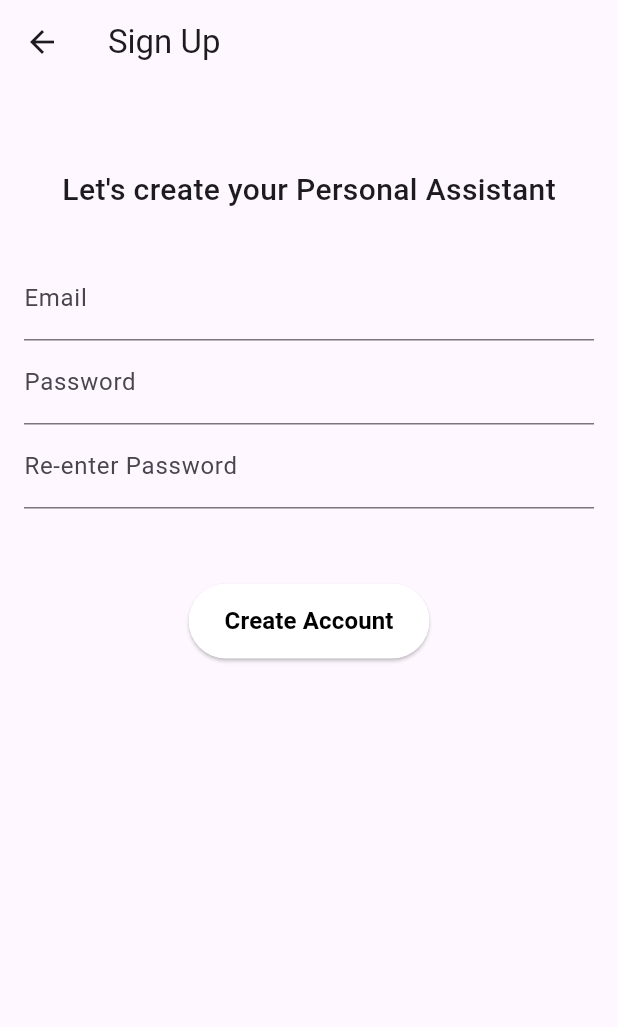
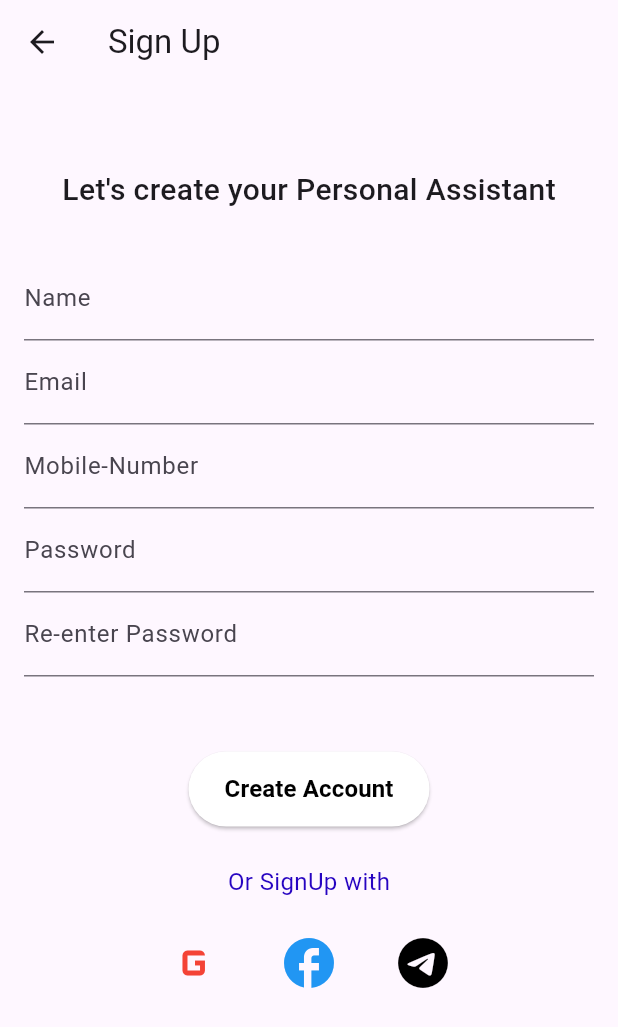
Before and after one commit to DuminduMalinga/first_project, a Flutter app: the screen it shows after launch, after a tap on "Sign up", on a phone screen of 412 x 824 dp. Shown: the top 1027 px of the screen. Run offline on Flutter 3.47's test engine with Material 3 defaults, Android fonts, the phone set to English and light mode, and no system bars; our stand-ins replace firebase_auth, firebase_core; missing offline and left inert: dart:ffi; accounts and stored records are empty.

Commit message:
Integrate Firebase into Flutter app
Added Firebase dependencies (firebase_core, firebase_auth, cloud_firestore) to pubspec.yaml and configured them for Android, macOS, and Windows platforms. Updated build.gradle files and added google-services.json for Android. Modified main.dart to initialize Firebase and refactored screen constructors to use const and super.key. Enhanced Signup screen with social signup placeholders and additional fields.

```diff
--- a/lib/main.dart
+++ b/lib/main.dart
@@ -1,11 +1,20 @@
 import 'package:flutter/material.dart';
 import 'screens/Login_screen.dart';
+import 'package:firebase_core/firebase_core.dart';
 
-void main() {
+void main() async {
+  WidgetsFlutterBinding.ensureInitialized();
+  await Firebase.initializeApp();
   runApp(MyApp());
 }
 
+//void main() {
+//runApp(MyApp());
+//}
+
 class MyApp extends StatelessWidget {
+  const MyApp({super.key});
+
   @override
   Widget build(BuildContext context) {
     return MaterialApp(
--- a/lib/screens/Dashboard_screen.dart
+++ b/lib/screens/Dashboard_screen.dart
@@ -7,6 +7,8 @@ import 'Investments_screen.dart';
 import 'Meetings_screen.dart';
 
 class DashboardScreen extends StatelessWidget {
+  const DashboardScreen({super.key});
+
   @override
   Widget build(BuildContext context) {
     return Scaffold(
--- a/lib/screens/Expence_screen.dart
+++ b/lib/screens/Expence_screen.dart
@@ -2,6 +2,8 @@ import 'package:flutter/material.dart';
 import 'package:intl/intl.dart';
 
 class ExpenseScreen extends StatefulWidget {
+  const ExpenseScreen({super.key});
+
   @override
   _ExpenseScreenState createState() => _ExpenseScreenState();
 }
@@ -116,10 +118,10 @@ class _ExpenseScreenState extends State<ExpenseScreen> {
             SizedBox(height: 30),
             ElevatedButton(
               onPressed: saveExpense,
-              child: Text('OK'),
               style: ElevatedButton.styleFrom(
                 minimumSize: Size(double.infinity, 50),
               ),
+              child: Text('OK'),
             ),
           ],
         ),
--- a/lib/screens/Home_screen.dart
+++ b/lib/screens/Home_screen.dart
@@ -2,6 +2,8 @@ import 'package:flutter/material.dart';
 import 'Dashboard_screen.dart';
 
 class HomeScreen extends StatelessWidget {
+  const HomeScreen({super.key});
+
   @override
   Widget build(BuildContext context) {
     Future.delayed(Duration.zero, () {
--- a/lib/screens/Income_screen.dart
+++ b/lib/screens/Income_screen.dart
@@ -2,6 +2,8 @@ import 'package:flutter/material.dart';
 import 'package:intl/intl.dart'; // For date formatting
 
 class IncomeScreen extends StatefulWidget {
+  const IncomeScreen({super.key});
+
   @override
   _IncomeScreenState createState() => _IncomeScreenState();
 }
@@ -116,10 +118,10 @@ class _IncomeScreenState extends State<IncomeScreen> {
             SizedBox(height: 30),
             ElevatedButton(
               onPressed: saveIncome,
-              child: Text('OK'),
               style: ElevatedButton.styleFrom(
                 minimumSize: Size(double.infinity, 50),
               ),
+              child: Text('OK'),
             ),
           ],
         ),
--- a/lib/screens/Investments_screen.dart
+++ b/lib/screens/Investments_screen.dart
@@ -1,6 +1,8 @@
 import 'package:flutter/material.dart';
 
 class InvestmentScreen extends StatefulWidget {
+  const InvestmentScreen({super.key});
+
   @override
   _InvestmentScreenState createState() => _InvestmentScreenState();
 }
--- a/lib/screens/Login_screen.dart
+++ b/lib/screens/Login_screen.dart
@@ -3,6 +3,8 @@ import 'Signup_screen.dart';
 import 'Home_screen.dart';
 
 class LoginScreen extends StatefulWidget {
+  const LoginScreen({super.key});
+
   @override
   _LoginScreenState createState() => _LoginScreenState();
 }
--- a/lib/screens/Meetings_screen.dart
+++ b/lib/screens/Meetings_screen.dart
@@ -1,6 +1,8 @@
 import 'package:flutter/material.dart';
 
 class MeetingsScreen extends StatefulWidget {
+  const MeetingsScreen({super.key});
+
   @override
   _MeetingsScreenState createState() => _MeetingsScreenState();
 }
--- a/lib/screens/Signup_screen.dart
+++ b/lib/screens/Signup_screen.dart
@@ -1,12 +1,17 @@
+import 'package:firebase_auth/firebase_auth.dart';
 import 'package:flutter/material.dart';
 
 class SignupScreen extends StatefulWidget {
+  const SignupScreen({super.key});
+
   @override
   _SignupScreenState createState() => _SignupScreenState();
 }
 
 class _SignupScreenState extends State<SignupScreen> {
+  final nameController = TextEditingController();
   final emailController = TextEditingController();
+  final phonenumberController = TextEditingController();
   final passwordController = TextEditingController();
   final confirmPasswordController = TextEditingController();
 
@@ -28,6 +33,28 @@ class _SignupScreenState extends State<SignupScreen> {
     Navigator.pop(context); // go back to login
   }
 
+  // Placeholder functions for social signups
+  void signUpWithGoogle() {
+    // Implement Google signup logic here
+    ScaffoldMessenger.of(
+      context,
+    ).showSnackBar(SnackBar(content: Text('Google SignUp initiated')));
+  }
+
+  void signUpWithFacebook() {
+    // Implement Facebook signup logic here
+    ScaffoldMessenger.of(
+      context,
+    ).showSnackBar(SnackBar(content: Text('Facebook SignUp initiated')));
+  }
+
+  void signUpWithTelegram() {
+    // Implement Telegram signup logic here
+    ScaffoldMessenger.of(
+      context,
+    ).showSnackBar(SnackBar(content: Text('Telegram SignUp initiated')));
+  }
+
   @override
   Widget build(BuildContext context) {
     return Scaffold(
@@ -44,8 +71,16 @@ class _SignupScreenState extends State<SignupScreen> {
             ),
             SizedBox(height: 30),
             TextField(
+              controller: nameController,
+              decoration: InputDecoration(labelText: 'Name'),
+            ),
+            TextField(
               controller: emailController,
               decoration: InputDecoration(labelText: 'Email'),
+            ),
+            TextField(
+              controller: phonenumberController,
+              decoration: InputDecoration(labelText: 'Mobile-Number'),
             ),
             TextField(
               controller: passwordController,
@@ -57,7 +92,10 @@ class _SignupScreenState extends State<SignupScreen> {
               decoration: InputDecoration(labelText: 'Re-enter Password'),
               obscureText: true,
             ),
+
             SizedBox(height: 50),
+            Column(
+              children: [
                 ElevatedButton(
                   onPressed: signUp,
                   style: ElevatedButton.styleFrom(
@@ -73,6 +111,43 @@ class _SignupScreenState extends State<SignupScreen> {
                     ),
                   ),
                 ),
+                SizedBox(height: 25),
+                Text(
+                  "Or SignUp with",
+                  style: TextStyle(
+                    fontSize: 16,
+                    color: Color.fromARGB(255, 38, 3, 193),
+                  ),
+                ),
+                SizedBox(height: 15),
+                Row(
+                  mainAxisAlignment: MainAxisAlignment.center,
+                  children: [
+                    IconButton(
+                      icon: Icon(
+                        Icons.g_mobiledata,
+                        size: 40,
+                        color: Colors.red,
+                      ),
+                      onPressed: signUpWithGoogle,
+                      tooltip: 'Sign up with Google',
+                    ),
+                    SizedBox(width: 20),
+                    IconButton(
+                      icon: Icon(Icons.facebook, size: 40, color: Colors.blue),
+                      onPressed: signUpWithFacebook,
+                      tooltip: 'Sign up with Facebook',
+                    ),
+                    SizedBox(width: 20),
+                    IconButton(
+                      icon: Icon(Icons.telegram, size: 40, color: Colors.black),
+                      onPressed: signUpWithTelegram,
+                      tooltip: 'Sign up with Telegram',
+                    ),
+                  ],
+                ),
+              ],
+            ),
           ],
         ),
       ),
--- a/pubspec.yaml
+++ b/pubspec.yaml
@@ -32,6 +32,11 @@ dependencies:
     sdk: flutter
   cupertino_icons: ^1.0.8
   intl: ^0.18.0
+  firebase_core: ^2.27.0
+  firebase_auth: ^4.17.0
+  cloud_firestore: ^4.14.0
+
+
 
 
   # The following adds the Cupertino Icons font to your application.
```
Also changed, not shown: pubspec.lock, 7 other files. Lines whose indentation alone changed are shown as unchanged.
